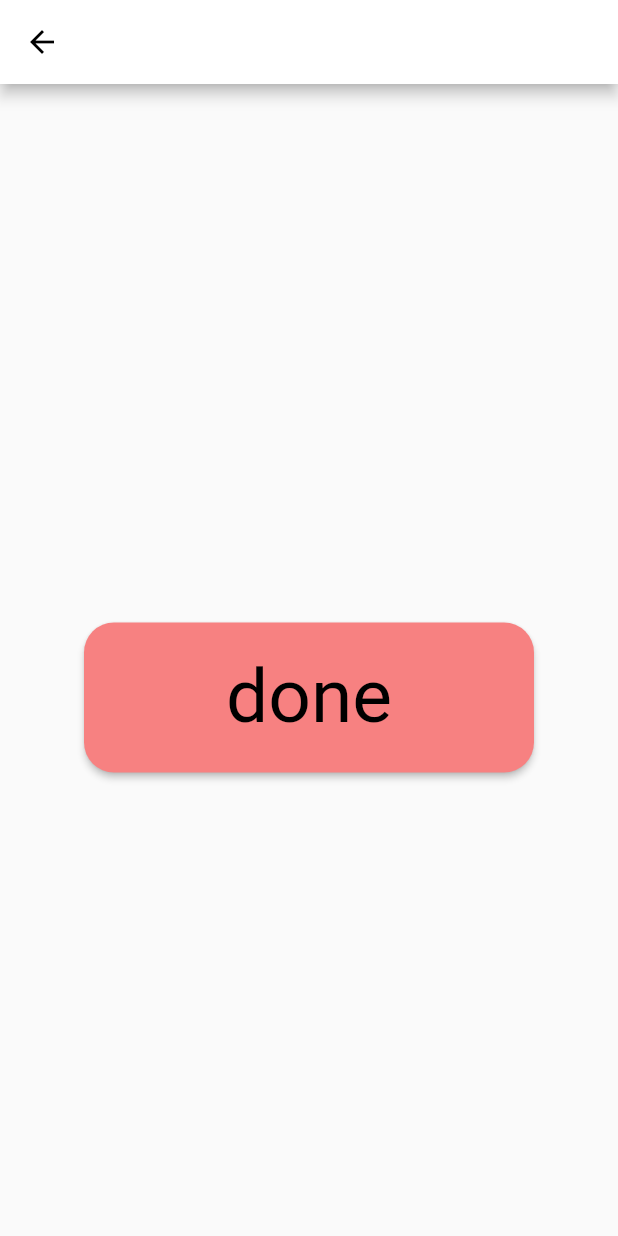
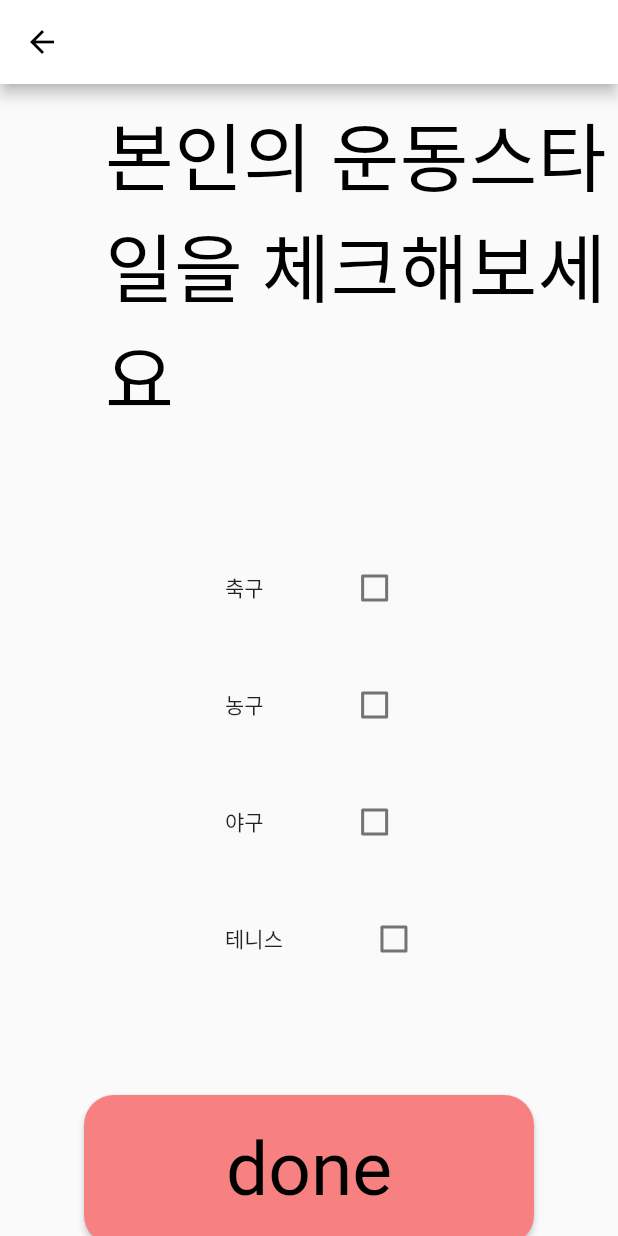
Before and after one commit to capstone-22-7-4/flutter, a Flutter app: the favorPage screen opened directly, on a phone screen of 412 x 824 dp. Run offline on Flutter 3.47's test engine with Material 2 defaults, Android fonts, the phone set to English and light mode, and no system bars; Roboto replaces fonts that are missing (Jua).

Commit message:
Update favor_page.dart

```diff
--- a/lib/favor_page.dart
+++ b/lib/favor_page.dart
@@ -9,6 +9,12 @@ class favorPage extends StatefulWidget {
 }
 
 class _favorPageState extends State<favorPage> {
+
+  bool? isSoccer = false;
+  bool? isBasketball = false;
+  bool? isBaseball = false;
+  bool? isTennis = false;
+
   @override
   Widget build(BuildContext context) {
     return Scaffold(
@@ -17,63 +23,46 @@ class _favorPageState extends State<favorPage> {
           foregroundColor: Colors.black
       ),
       body: Center(
-          child: _doneButton(),
+          child: Form(
+            child: GestureDetector(
+              onTap: () => FocusScope.of(context).unfocus(),
+              child: Column(
+                mainAxisSize: MainAxisSize.min,
+                crossAxisAlignment: CrossAxisAlignment.center,
+                children: <Widget>[
+                  Padding(padding: EdgeInsets.fromLTRB(70, 10, 0, 30),
+                      child: Text('본인의 운동스타일을 체크해보세요', style: TextStyle(color: Colors.black, fontSize: 50))),
+                  SizedBox(height: 50),
+                  _favor('축구', isSoccer),
+                  SizedBox(height: 30),
+                  _favor('농구', isBasketball),
+                  SizedBox(height: 30),
+                  _favor('야구', isBaseball),
+                  SizedBox(height: 30),
+                  _favor('테니스', isTennis),
+                  SizedBox(height: 30),
+                  _doneButton()
+                ],
+              ),
+            ),
+          )
       ),
     );
   }
 
-
-  Widget _favor1Input(){
-    return Column(
+  Widget _favor(String t, bool? v){
+    return Row(
       children: [
-        Container(
-          padding: EdgeInsets.fromLTRB(20, 0, 20, 0),
-          margin: EdgeInsets.only(left: 40, right: 50, bottom: 30, top: 10),
-          height: 50,
-          child: TextFormField(
-            decoration: InputDecoration(
-                border: OutlineInputBorder(borderRadius: BorderRadius.all(Radius.circular(20))), labelText: 'Name'),
-            style: TextStyle(fontSize: 30),
-            // 유효성 검사 나중에 넣기 validator: (value) =>
-          ),
-        )
-      ],
-    );
-  }
-
-  Widget _favor2Input(){
-    return Column(
-      children: [
-        Container(
-          padding: EdgeInsets.fromLTRB(20, 0, 20, 0),
-          margin: EdgeInsets.only(left: 40, right: 50, bottom: 30, top: 10),
-          height: 50,
-          child: TextFormField(
-            decoration: InputDecoration(
-                border: OutlineInputBorder(borderRadius: BorderRadius.all(Radius.circular(20))), labelText: 'E-mail'),
-            style: TextStyle(fontSize: 30),
-            // 유효성 검사 나중에 넣기 validator: (value) =>
-          ),
-        )
-      ],
-    );
-  }
-
-  Widget _favor3Input(){
-    return Column(
-      children: [
-        Container(
-          padding: EdgeInsets.fromLTRB(20, 0, 20, 0),
-          margin: EdgeInsets.only(left: 40, right: 50, bottom: 30, top: 10),
-          height: 50,
-          child: TextFormField(
-            obscureText: true,
-            decoration: InputDecoration(
-                border: OutlineInputBorder(borderRadius: BorderRadius.all(Radius.circular(20))), labelText: 'Password'),
-            style: TextStyle(fontSize: 30),
-            // 유효성 검사 나중에 넣기 validator: (value) =>
-          ),
-        )
+        SizedBox(width: 150),
+        Text(t),
+        SizedBox(width: 50),
+        Checkbox(
+            value: v,
+            onChanged: (value) {
+              setState(() {
+                v = value;
+              });
+            })
       ],
     );
   }
```
